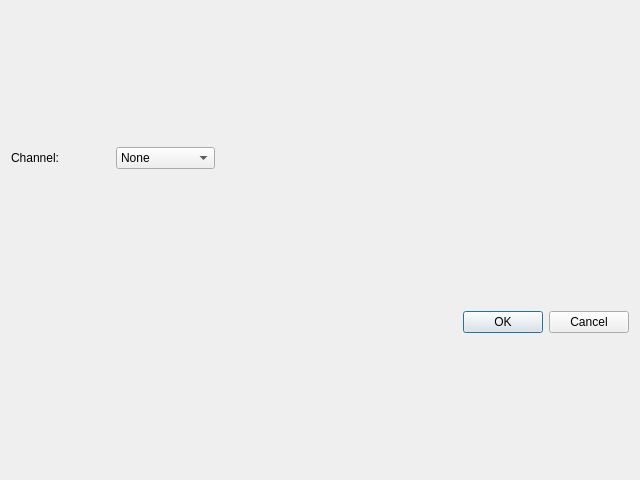
ClearAnatomics/ClearMap, file ClearMap/gui/creator/assets_manipulation.ui: the form before one commit.
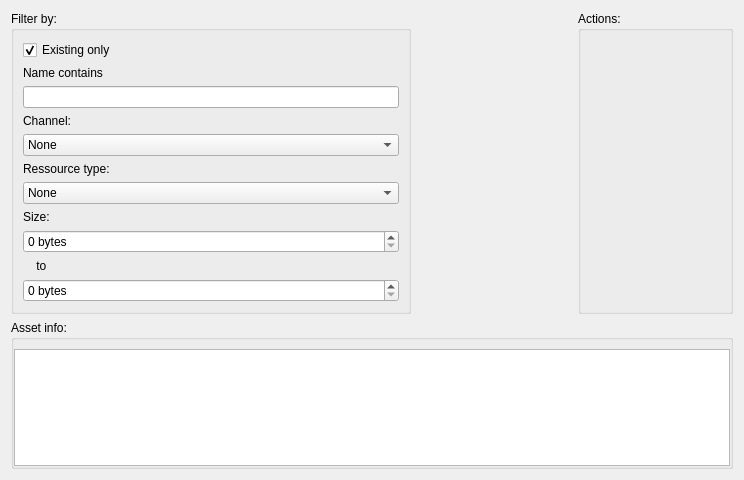
The form after the commit.

```diff
--- a/ClearMap/gui/creator/assets_manipulation.ui
+++ b/ClearMap/gui/creator/assets_manipulation.ui
@@ -6,47 +6,148 @@
    <rect>
     <x>0</x>
     <y>0</y>
-    <width>640</width>
+    <width>744</width>
     <height>480</height>
    </rect>
   </property>
   <property name="windowTitle">
    <string>Dialog</string>
   </property>
-  <layout class="QGridLayout" name="mainLayout">
-   <item row="0" column="0">
-    <layout class="QGridLayout" name="controlsLayout">
-     <item row="0" column="0">
-      <widget class="QLabel" name="label">
-       <property name="text">
-        <string>Channel:</string>
-       </property>
-      </widget>
-     </item>
-     <item row="0" column="1">
-      <widget class="QComboBox" name="channelsComboBox">
-       <item>
-        <property name="text">
-         <string>None</string>
-        </property>
-       </item>
-      </widget>
-     </item>
-    </layout>
-   </item>
-   <item row="1" column="0" colspan="3">
-    <widget class="QDialogButtonBox" name="buttonBox">
-     <property name="orientation">
-      <enum>Qt::Horizontal</enum>
-     </property>
-     <property name="standardButtons">
-      <set>QDialogButtonBox::Cancel|QDialogButtonBox::Ok</set>
-     </property>
-    </widget>
-   </item>
-   <item row="0" column="1" colspan="2">
+  <layout class="QGridLayout" name="gridLayout_2">
+   <item row="0" column="1">
     <layout class="QHBoxLayout" name="listsLayout"/>
    </item>
+   <item row="2" column="0" colspan="3">
+    <widget class="QGroupBox" name="groupBox_3">
+     <property name="title">
+      <string>Asset info:</string>
+     </property>
+     <layout class="QHBoxLayout" name="horizontalLayout">
+      <property name="leftMargin">
+       <number>0</number>
+      </property>
+      <property name="topMargin">
+       <number>9</number>
+      </property>
+      <property name="rightMargin">
+       <number>0</number>
+      </property>
+      <property name="bottomMargin">
+       <number>0</number>
+      </property>
+      <item>
+       <widget class="QTextBrowser" name="assetInfoTextBrowser"/>
+      </item>
+     </layout>
+    </widget>
+   </item>
+   <item row="0" column="2">
+    <widget class="QGroupBox" name="groupBox">
+     <property name="title">
+      <string>Actions:</string>
+     </property>
+     <layout class="QVBoxLayout" name="verticalLayout">
+      <item>
+       <layout class="QVBoxLayout" name="actionsVerticalLayout"/>
+      </item>
+     </layout>
+    </widget>
+   </item>
+   <item row="0" column="0">
+    <widget class="QGroupBox" name="groupBox_2">
+     <property name="maximumSize">
+      <size>
+       <width>400</width>
+       <height>16777215</height>
+      </size>
+     </property>
+     <property name="title">
+      <string>Filter by:</string>
+     </property>
+     <layout class="QGridLayout" name="gridLayout">
+      <item row="9" column="0">
+       <widget class="QLabel" name="label_2">
+        <property name="text">
+         <string>    to</string>
+        </property>
+       </widget>
+      </item>
+      <item row="2" column="0">
+       <widget class="QLineEdit" name="nameFilterPlainLineEdit"/>
+      </item>
+      <item row="7" column="0">
+       <widget class="QLabel" name="label">
+        <property name="text">
+         <string>Size:</string>
+        </property>
+       </widget>
+      </item>
+      <item row="1" column="0">
+       <widget class="QLabel" name="label_3">
+        <property name="text">
+         <string>Name contains</string>
+        </property>
+       </widget>
+      </item>
+      <item row="5" column="0">
+       <widget class="QLabel" name="label_4">
+        <property name="text">
+         <string>Ressource type:</string>
+        </property>
+       </widget>
+      </item>
+      <item row="8" column="0">
+       <widget class="QSpinBox" name="sizeMinSpinBox">
+        <property name="suffix">
+         <string> bytes</string>
+        </property>
+       </widget>
+      </item>
+      <item row="4" column="0">
+       <widget class="QComboBox" name="channelsComboBox">
+        <item>
+         <property name="text">
+          <string>None</string>
+         </property>
+        </item>
+       </widget>
+      </item>
+      <item row="3" column="0">
+       <widget class="QLabel" name="label_5">
+        <property name="text">
+         <string>Channel:</string>
+        </property>
+       </widget>
+      </item>
+      <item row="6" column="0">
+       <widget class="QComboBox" name="fileFormatCategoryComboBox">
+        <item>
+         <property name="text">
+          <string>None</string>
+         </property>
+        </item>
+       </widget>
+      </item>
+      <item row="0" column="0">
+       <widget class="QCheckBox" name="existingOnlyCheckBox">
+        <property name="text">
+         <string>Existing only</string>
+        </property>
+        <property name="checked">
+         <bool>true</bool>
+        </property>
+       </widget>
+      </item>
+      <item row="10" column="0">
+       <widget class="QSpinBox" name="sizeMaxSpinBox">
+        <property name="suffix">
+         <string> bytes</string>
+        </property>
+       </widget>
+      </item>
+     </layout>
+    </widget>
+   </item>
   </layout>
  </widget>
  <resources/>
```
Left out of the diff: 39 changed lines with no effect on the pictures.
